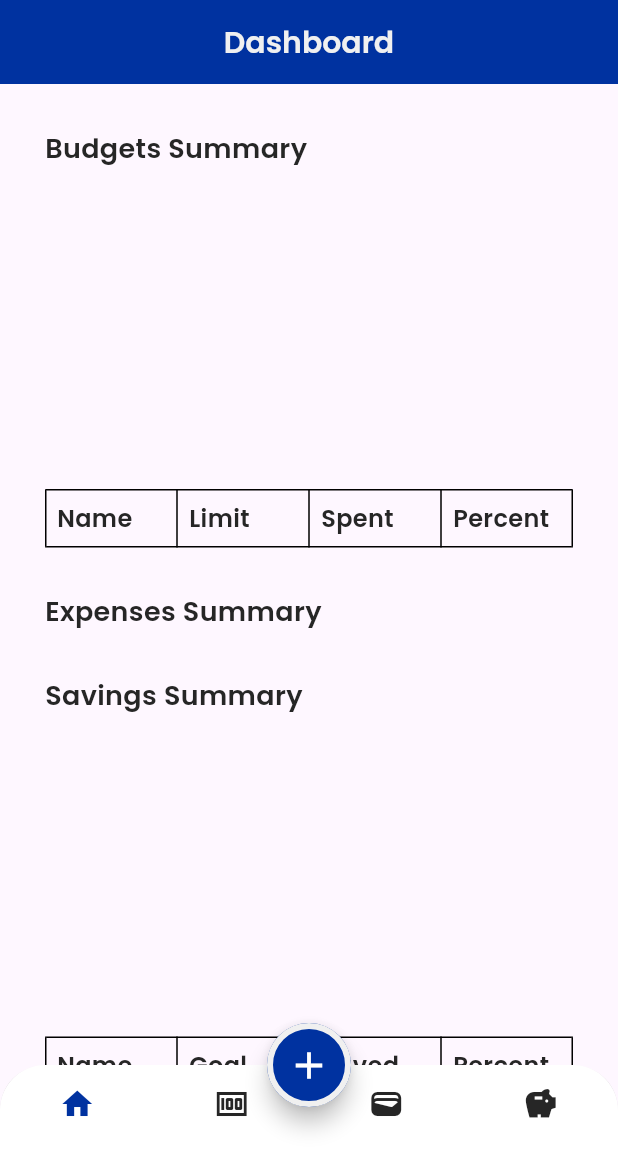
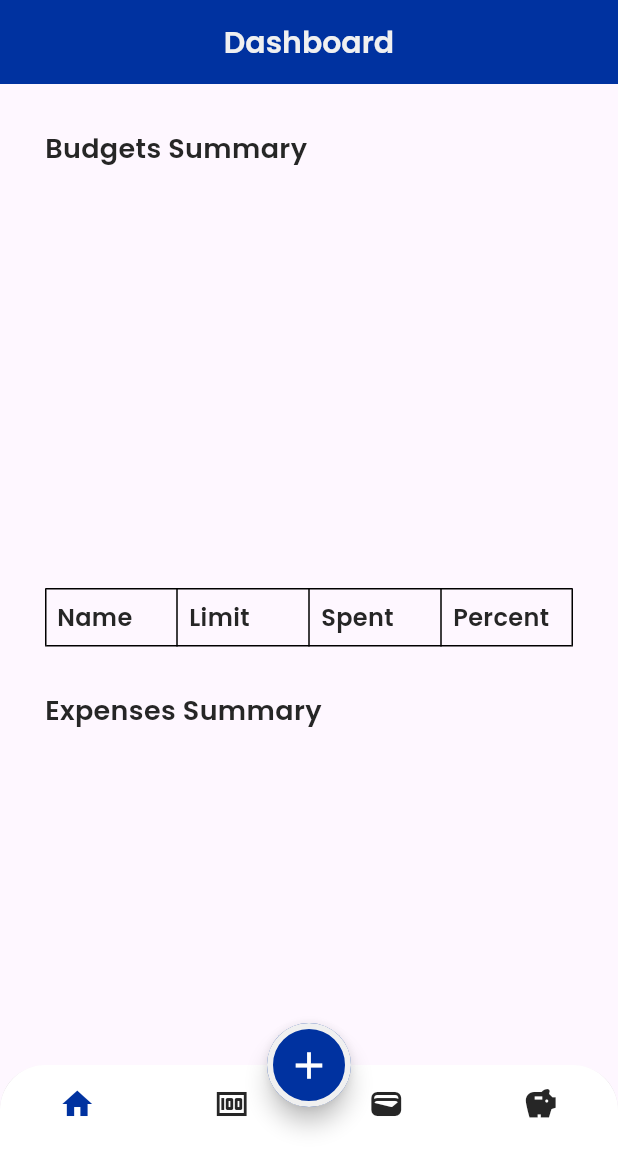
Before and after one commit to hydraadra112/perapal, a Flutter app: the screen it shows once a user with an empty profile is signed in, on a phone screen of 412 x 824 dp, the part 84-1236 px from its top. Run offline on Flutter 3.47's test engine with Material 3 defaults, Android fonts, the phone set to English and light mode, and no system bars; drawn by our look-alikes of fl_chart; our stand-ins replace animated_splash_screen, cloud_firestore, firebase_auth, firebase_core, google_fonts; missing offline and left inert: country_flags; accounts and stored records are empty.

Commit message:
added language dropdown on terms and conditions page, adjusted sizes, fonts, and styles on dashboard

```diff
--- a/lib/components/dashboard/pie_charts/budget_pie_chart.dart
+++ b/lib/components/dashboard/pie_charts/budget_pie_chart.dart
@@ -15,15 +15,17 @@ class BudgetPieChart extends StatelessWidget {
         sections: budgets.asMap().entries.map((entry) {
           final int index = entry.key;
           final Map<String, dynamic> budget = entry.value;
-          final double spentPercentage = budget['spent'] / budget['limit'];
           return PieChartSectionData(
-            value: spentPercentage,
-            title: '${(spentPercentage * 100).toStringAsFixed(1)}%',
+            value: budget['limit'],
+            title: budget['name'],
             color: colorList[index],
+            titleStyle: heading4L,
+            radius: 80
           );
         }).toList(),
         sectionsSpace: 2,
-        centerSpaceRadius: 40,
+        centerSpaceRadius: medium,
+        titleSunbeamLayout: true
       ),
     );
   }
--- /dev/null
+++ b/lib/components/dashboard/pie_charts/expense_pie.dart
@@ -0,0 +1,31 @@
+import 'package:fl_chart/fl_chart.dart';
+import 'package:flutter/material.dart';
+import 'package:perapal/utils/style.dart';
+
+class ExpensePieChart extends StatelessWidget {
+  final List<Map<String, dynamic>> budgets;
+
+  const ExpensePieChart({required this.budgets, super.key});
+
+  @override
+  Widget build(BuildContext context) {
+    return PieChart(
+      PieChartData(
+        sections: budgets.asMap().entries.map((entry) {
+          final int index = entry.key;
+          final Map<String, dynamic> budget = entry.value;
+          final double spentPercentage = budget['spent'] / budget['limit'];
+          return PieChartSectionData(
+            value: spentPercentage,
+            title: '${(spentPercentage * 100).toStringAsFixed(1)}%',
+            color: colorList[index],
+            titleStyle: heading4L,
+            radius: 80
+          );
+        }).toList(),
+        sectionsSpace: 2,
+        centerSpaceRadius: medium,
+      ),
+    );
+  }
+}
--- a/lib/pages/dashboard.dart
+++ b/lib/pages/dashboard.dart
@@ -1,5 +1,6 @@
 // dashboard.dart
 import 'package:flutter/material.dart';
+import 'package:perapal/components/dashboard/pie_charts/expense_pie.dart';
 import 'package:perapal/utils/style.dart';
 import 'package:perapal/firebase/interactions.dart';
 import 'package:perapal/components/dashboard/pie_charts/budget_pie_chart.dart';
@@ -87,18 +88,29 @@ class _DashboardState extends State<Dashboard> {
               crossAxisAlignment: CrossAxisAlignment.start,
               children: [
                 Text('Budgets Summary', style: heading2D),
+                SizedBox(height: large),
                 Center(
                   child: SizedBox(
                     height: 200,
                     child: BudgetPieChart(budgets: budgets),
                   ),
                 ),
-                SizedBox(height: small),
+                SizedBox(height: medium),
                 BudgetTable(budgets: budgets),
 
                 SizedBox(height: medium),
 
                 Text('Expenses Summary', style: heading2D),
+                SizedBox(height: large),
+                Center(
+                  child: SizedBox(
+                    height: 200,
+                    child: ExpensePieChart(budgets: budgets),
+                  ),
+                ),
+                SizedBox(height: medium),
+
+                Text('Recent Expenses:', style: heading3),
                 for (var i = 0; i < (expenses.length < 4 ? expenses.length : 4); i++)
                   Padding(
                     padding: const EdgeInsets.only(bottom: 10),
@@ -122,14 +134,15 @@ class _DashboardState extends State<Dashboard> {
 
                 SizedBox(height: medium),
                 Text('Savings Summary', style: heading2D),
+                SizedBox(height: large),
                 Center(
                   child: SizedBox(
                     height: 200,
-                    child: SavingsPieChart(savings: savings),
+                    child: SavingsBarChart(savings: savings,),
                   ),
                 ),
 
-                SizedBox(height: small),
+                SizedBox(height: medium),
                 SavingsTable(savings: savings),
 
                 SizedBox(height: medium),
--- a/lib/pages/home_page.dart
+++ b/lib/pages/home_page.dart
@@ -47,7 +47,9 @@ const Savings(),
 
  @override
   Widget build(BuildContext context) {
-    return Scaffold(
+    return PopScope(
+      canPop: false,
+      child: Scaffold(
         drawer: Drawer(
           child: ListView(
             padding: EdgeInsets.only(top: large),
@@ -113,6 +115,7 @@ const Savings(),
           ]
         )
        ),
+      ),
     );
   }
 }
--- a/lib/pages/sign_up.dart
+++ b/lib/pages/sign_up.dart
@@ -109,6 +109,10 @@ final TextEditingController rptpasswordController = TextEditingController();
                       emailController,
                       passwordController,
                       rptpasswordController);
+                      Navigator.push(
+                          context,
+                          MaterialPageRoute(builder: (context) =>  const LoginPage())
+                          );
                     }
                 ),
                     SizedBox(
--- a/lib/utils/style.dart
+++ b/lib/utils/style.dart
@@ -42,6 +42,9 @@ TextStyle heading3 = GoogleFonts.poppins(
   fontWeight: FontWeight.w600, color: textLight, fontSize: 16);
   TextStyle heading4 = GoogleFonts.poppins(
   fontWeight: FontWeight.w600, color: textDark, fontSize: 14);
+  TextStyle heading4L = GoogleFonts.poppins(
+  fontWeight: FontWeight.w600, color: textLight, fontSize: 14);
+
 
 //Paragraph
 TextStyle pBold = GoogleFonts.poppins(
```
Also changed, not shown: lib/components/dashboard/pie_charts/savings_pie_chart.dart (+64 -13 lines), lib/components/language_dropdown.dart (added), pubspec.lock. Lines whose indentation alone changed are shown as unchanged.
